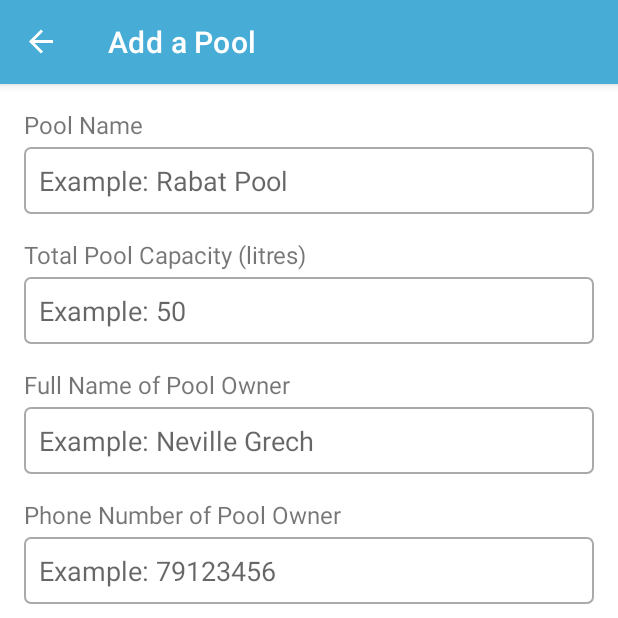
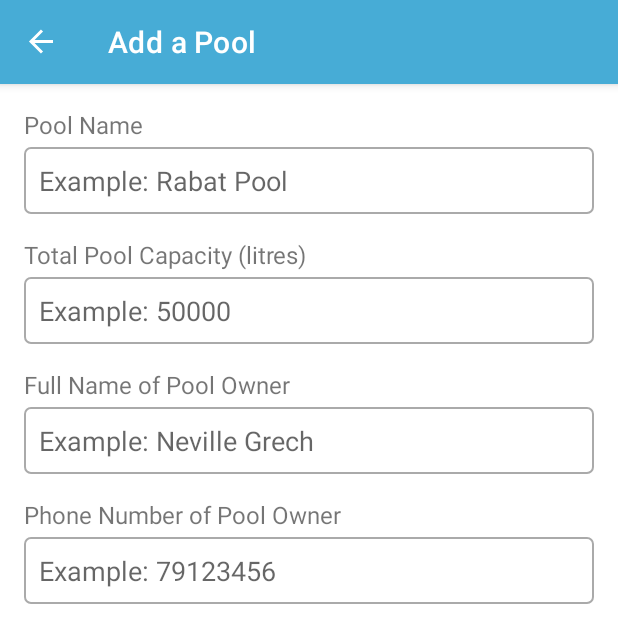
Before and after one commit to nev19/CIS2208_PoolPro, an Android app: the AddFragment screen opened through its navigation route, on a phone screen of 412 x 824 dp, the top half of it. Run offline under Robolectric (Android 15) with nearby library versions, the phone set to English and light mode, and no system bars; our stand-ins replace navigation-ui.

Commit message:
fixed hint

```diff
--- a/PoolProApp/app/src/main/res/values/strings.xml
+++ b/PoolProApp/app/src/main/res/values/strings.xml
@@ -8,7 +8,7 @@
     <string name="remove_a_pool">Remove Pool</string>
     <string name="add_a_pool">Add a Pool</string>
     <string name="name_hint">Example: Rabat Pool</string>
-    <string name="capacity_hint">Example: 50</string>
+    <string name="capacity_hint">Example: 50000</string>
     <string name="add_pool">Add Pool</string>
     <string name="name_label">Pool Name</string>
     <string name="capacity_label">Total Pool Capacity (litres)</string>
```
